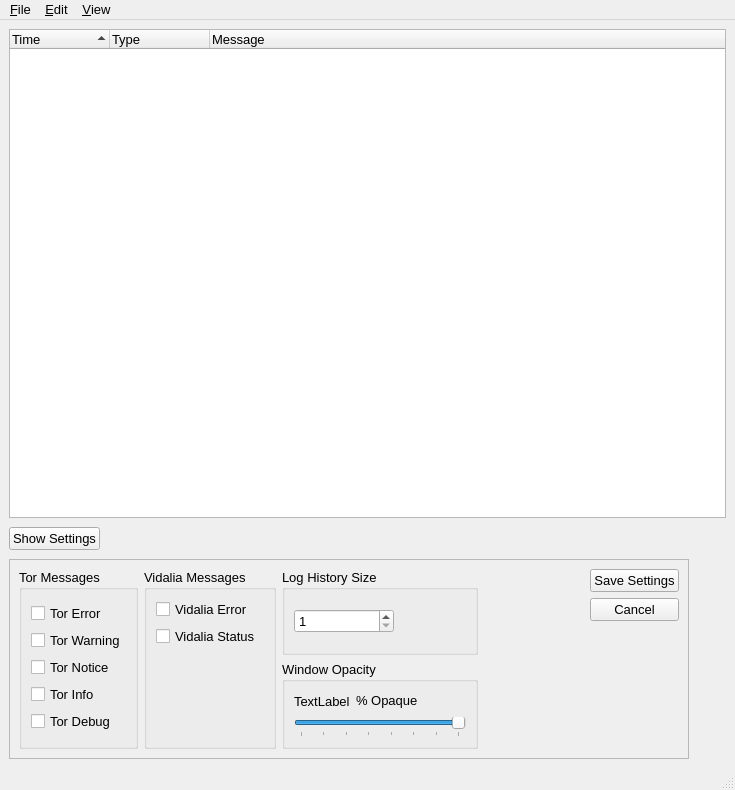
a-ilin/vidalia, file src/gui/messagelog/messagelog.ui: the form before one commit.
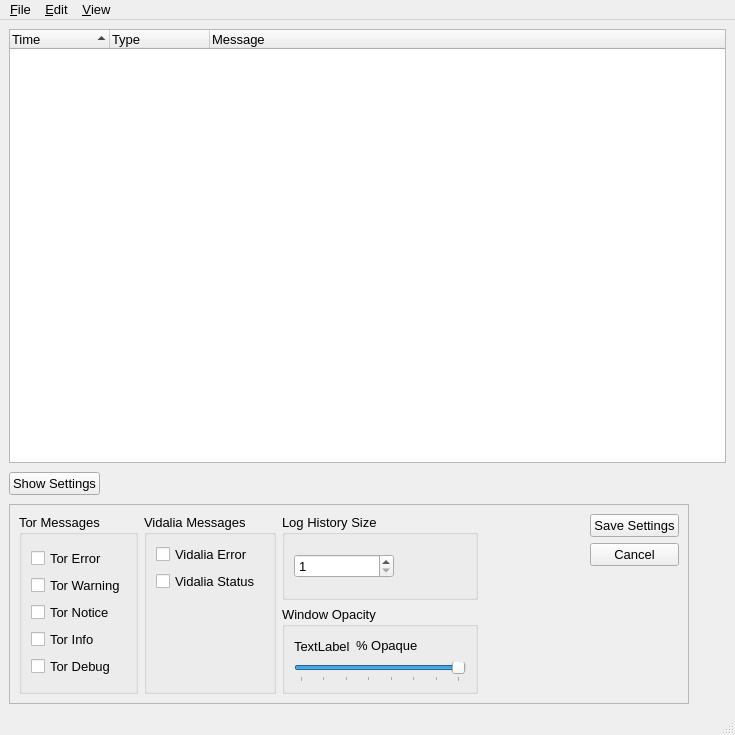
The form after the commit. Icons and pictures are not drawn.

Commit message:
Make the message log just a tad shorter by default so it doesn't scroll off the bottom of my screen when it first appears.
svn:r168

```diff
--- a/src/gui/messagelog/messagelog.ui
+++ b/src/gui/messagelog/messagelog.ui
@@ -9,7 +9,7 @@
     <x>0</x>
     <y>0</y>
     <width>735</width>
-    <height>790</height>
+    <height>735</height>
    </rect>
   </property>
   <property name="font" >
```
